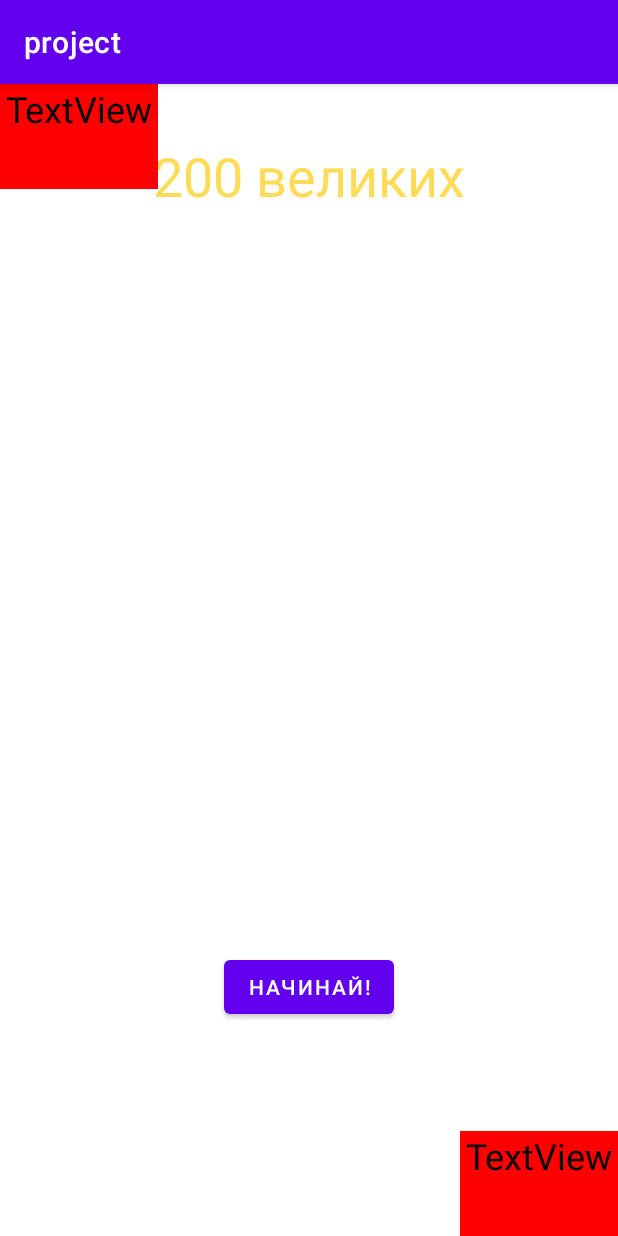
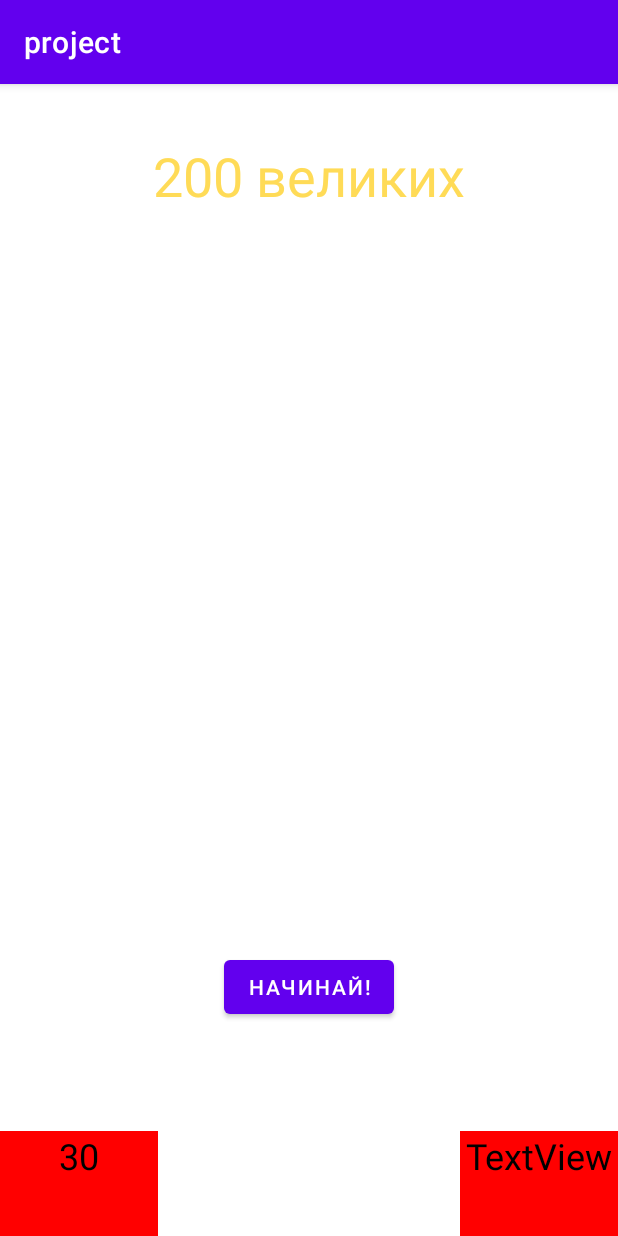
Before and after one commit to AlexandrTsymbal/project, an Android app: the screen it shows after launch (MainActivity), on a phone screen of 412 x 824 dp. Run offline under Robolectric (Android 15) with nearby library versions, the phone set to English and light mode, and no system bars.

Commit message:
почти ничего не сделали

```diff
--- a/app/src/main/java/com/example/project/GameFragment.java
+++ b/app/src/main/java/com/example/project/GameFragment.java
@@ -1,10 +1,12 @@
 package com.example.project;
 
 import android.os.Bundle;
+import android.os.CountDownTimer;
 import android.view.LayoutInflater;
 import android.view.View;
 import android.view.ViewGroup;
 import android.widget.Button;
+import android.widget.TextView;
 import android.widget.Toast;
 
 import androidx.annotation.NonNull;
@@ -12,17 +14,70 @@ import androidx.annotation.Nullable;
 import androidx.fragment.app.Fragment;
 
 public class GameFragment extends Fragment {
+
+    long time = 30;
+    TextView timer;
+    Button button;
+    Button neverno;
+    Button verno;
+
     public GameFragment() {
         super(R.layout.game_fragment);
+    }
+    void changeTime(long l){
+        time += l;
+        if (time > 0) {
+            timer.setText(time + "");
+        }
+        if (time <= 0){
+            timer.setText("0s" );
+            button.setVisibility(View.VISIBLE);
+            verno.setVisibility(View.INVISIBLE);
+            neverno.setVisibility(View.INVISIBLE);
+        }
     }
 
     @Override
     public void onViewCreated(@NonNull View view, @Nullable Bundle savedInstanceState) {
         super.onViewCreated(view, savedInstanceState);
+        timer = getView().findViewById(R.id.timer);
+         verno = getView().findViewById(R.id.verno);
+       neverno = getView().findViewById(R.id.neverno);
 
-        Button button = getView().findViewById(R.id.button);
+         button = getView().findViewById(R.id.button);
         button.setOnClickListener(v -> {
+            time = 30;
             Toast.makeText(getContext(), "click", Toast.LENGTH_SHORT).show();
+            button.setVisibility(View.INVISIBLE);
+            verno.setVisibility(View.VISIBLE);
+            neverno.setVisibility(View.VISIBLE);
+
+            CountDownTimer timere = new CountDownTimer(50000, 1000) {
+                @Override
+                public void onTick(long millisUntilFinished) {
+                   long a =millisUntilFinished/1000;
+                    changeTime(-1);
+
+                ;}
+
+
+                @Override
+                public void onFinish() {
+                    timer.setText("0s" );
+                    button.setVisibility(View.VISIBLE);
+                    verno.setVisibility(View.INVISIBLE);
+                    neverno.setVisibility(View.INVISIBLE);
+                }
+            };
+            timere.start();
         });
+        verno.setOnClickListener(v -> {
+            changeTime(5);
+            Toast.makeText(getContext(), "правильно", Toast.LENGTH_SHORT).show();
+        });
+        neverno.setOnClickListener(v -> {
+            changeTime(-5);
+            Toast.makeText(getContext(), "неправильно", Toast.LENGTH_SHORT).show();
+        });
+        }
     }
-}
--- a/app/src/main/res/layout/game_fragment.xml
+++ b/app/src/main/res/layout/game_fragment.xml
@@ -23,28 +23,32 @@
 
     <ImageView
         android:id="@+id/imageView4"
-        android:layout_width="wrap_content"
-        android:layout_height="wrap_content"
+        android:layout_width="79dp"
+        android:layout_height="123dp"
         app:layout_constraintBottom_toBottomOf="parent"
         app:layout_constraintEnd_toEndOf="parent"
         app:layout_constraintHorizontal_bias="0.498"
         app:layout_constraintStart_toStartOf="parent"
         app:layout_constraintTop_toTopOf="parent"
         app:layout_constraintVertical_bias="0.203"
-        tools:srcCompat="@tools:sample/avatars" />
+        tools:srcCompat="@android:drawable/btn_star_big_on" />
 
     <TextView
-        android:id="@+id/textView2"
+        android:id="@+id/timer"
         android:layout_width="105dp"
         android:layout_height="70dp"
         android:background="#FF0000"
         android:shadowColor="#E30D0D"
-        android:text="TextView"
+        android:text="30"
         android:textAlignment="center"
         android:textColor="#000000"
         android:textSize="24sp"
-        tools:layout_editor_absoluteX="2dp"
-        tools:layout_editor_absoluteY="666dp" />
+        app:layout_constraintBottom_toBottomOf="parent"
+        app:layout_constraintEnd_toEndOf="parent"
+        app:layout_constraintHorizontal_bias="0.0"
+        app:layout_constraintStart_toStartOf="parent"
+        app:layout_constraintTop_toTopOf="parent"
+        app:layout_constraintVertical_bias="1.0" />
 
     <TextView
         android:id="@+id/textView3"
@@ -60,7 +64,7 @@
         app:layout_constraintBottom_toBottomOf="parent"
         app:layout_constraintEnd_toEndOf="parent"
         app:layout_constraintHorizontal_bias="1.0"
-        app:layout_constraintStart_toStartOf="@+id/textView2"
+        app:layout_constraintStart_toStartOf="@+id/timer"
         app:layout_constraintTop_toTopOf="parent"
         app:layout_constraintVertical_bias="1.0" />
 
@@ -102,10 +106,10 @@
         app:layout_constraintVertical_bias="0.644" />
 
     <Button
-        android:id="@+id/button4"
+        android:id="@+id/neverno"
         android:layout_width="152dp"
         android:layout_height="48dp"
-        android:text="Button"
+        android:text="Неправильный ответ"
         android:visibility="invisible"
         app:layout_constraintBottom_toBottomOf="parent"
         app:layout_constraintEnd_toEndOf="parent"
@@ -115,10 +119,10 @@
         app:layout_constraintVertical_bias="0.499" />
 
     <Button
-        android:id="@+id/button5"
+        android:id="@+id/verno"
         android:layout_width="149dp"
         android:layout_height="51dp"
-        android:text="Button"
+        android:text="правильный ответ"
         android:visibility="invisible"
         app:layout_constraintBottom_toBottomOf="parent"
         app:layout_constraintEnd_toEndOf="parent"
```
